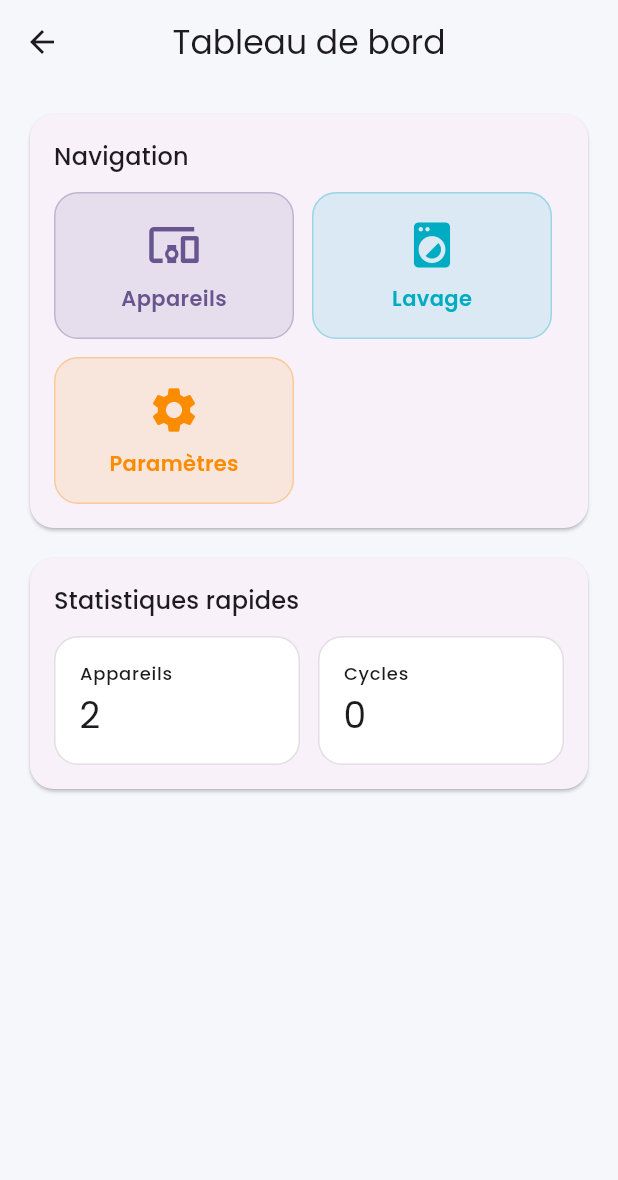
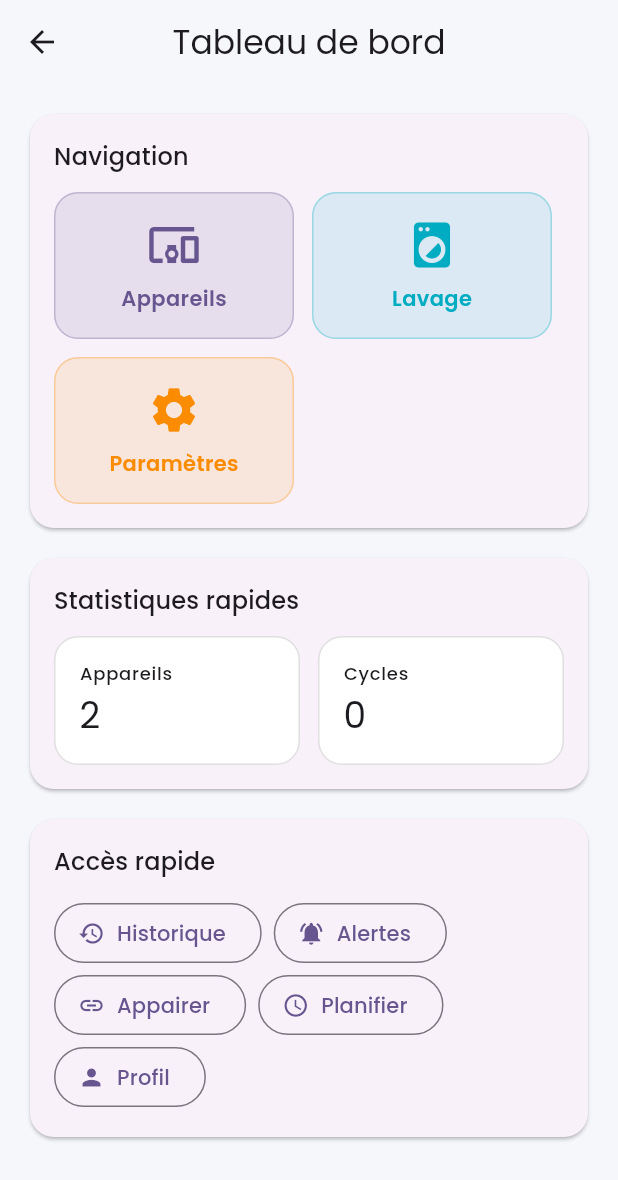
Before and after one commit to LMouhssine/fruitwash-iot, a Flutter app: the DashboardScreen screen opened by its route, on a phone screen of 412 x 824 dp. Shown: the top 1180 px of the screen. Run offline on Flutter 3.47's test engine with Material 3 defaults, Android fonts, the light colour scheme and no system bars; our stand-ins replace google_fonts.

Commit message:
feat(front): add mock-based screens (register, history, alerts, pairing, schedule, profile) and wire routes; enhance dashboard quick actions

```diff
--- a/lib/core/routing/app_router.dart
+++ b/lib/core/routing/app_router.dart
@@ -5,6 +5,12 @@ import '../../features/devices/presentation/device_detail_screen.dart';
 import '../../features/wash/presentation/wash_screen.dart';
 import '../../features/settings/presentation/settings_screen.dart';
 import '../../features/auth/presentation/login_screen.dart';
+import '../../features/auth/presentation/register_screen.dart';
+import '../../features/history/presentation/history_screen.dart';
+import '../../features/alerts/presentation/alerts_screen.dart';
+import '../../features/pairing/presentation/pair_device_screen.dart';
+import '../../features/schedule/presentation/schedule_screen.dart';
+import '../../features/profile/presentation/profile_screen.dart';
 
 class AppRouter {
   static const String initialRoute = '/';
@@ -15,6 +21,12 @@ class AppRouter {
         '/devices': (context) => const DevicesScreen(),
         '/wash': (context) => const WashScreen(),
         '/settings': (context) => const SettingsScreen(),
+        '/register': (context) => const RegisterScreen(),
+        '/history': (context) => const HistoryScreen(),
+        '/alerts': (context) => const AlertsScreen(),
+        '/pair': (context) => const PairDeviceScreen(),
+        '/schedule': (context) => const ScheduleScreen(),
+        '/profile': (context) => const ProfileScreen(),
       };
 
   static Route<dynamic> onGenerateRoute(RouteSettings settings) {
--- a/lib/features/auth/presentation/login_screen.dart
+++ b/lib/features/auth/presentation/login_screen.dart
@@ -51,6 +51,10 @@ class LoginScreen extends StatelessWidget {
                       }
                     },
                   ),
+                  TextButton(
+                    onPressed: () => Navigator.of(context).pushNamed('/register'),
+                    child: const Text('Créer un compte'),
+                  ),
                 ],
               ),
             ),
--- a/lib/features/dashboard/presentation/dashboard_screen.dart
+++ b/lib/features/dashboard/presentation/dashboard_screen.dart
@@ -25,13 +25,27 @@ class DashboardScreen extends StatelessWidget {
             ),
           ),
           const SizedBox(height: 12),
-          const SectionCard(
+          SectionCard(
             title: 'Statistiques rapides',
             child: Row(
-              children: [
+              children: const [
                 Expanded(child: _StatTile(label: 'Appareils', value: '2')),
                 SizedBox(width: 12),
                 Expanded(child: _StatTile(label: 'Cycles', value: '0')),
+              ],
+            ),
+          ),
+          SizedBox(height: 12),
+          SectionCard(
+            title: 'Accès rapide',
+            child: Wrap(
+              spacing: 8,
+              children: const [
+                _QuickButton(label: 'Historique', icon: Icons.history, route: '/history'),
+                _QuickButton(label: 'Alertes', icon: Icons.notifications_active, route: '/alerts'),
+                _QuickButton(label: 'Appairer', icon: Icons.link, route: '/pair'),
+                _QuickButton(label: 'Planifier', icon: Icons.schedule, route: '/schedule'),
+                _QuickButton(label: 'Profil', icon: Icons.person, route: '/profile'),
               ],
             ),
           ),
@@ -98,3 +112,19 @@ class _StatTile extends StatelessWidget {
     );
   }
 }
+
+class _QuickButton extends StatelessWidget {
+  const _QuickButton({required this.label, required this.icon, required this.route});
+  final String label;
+  final IconData icon;
+  final String route;
+
+  @override
+  Widget build(BuildContext context) {
+    return OutlinedButton.icon(
+      onPressed: () => Navigator.pushNamed(context, route),
+      icon: Icon(icon),
+      label: Text(label),
+    );
+  }
+}
```
Also changed, not shown: lib/core/mock/mock_data.dart (added, +16 -0 lines), lib/features/alerts/presentation/alerts_screen.dart (added, +45 -0 lines), lib/features/auth/presentation/register_screen.dart (added, +61 -0 lines), lib/features/history/presentation/history_screen.dart (added, +36 -0 lines), lib/features/pairing/presentation/pair_device_screen.dart (added, +51 -0 lines), lib/features/profile/presentation/profile_screen.dart (added, +35 -0 lines), lib/features/schedule/presentation/schedule_screen.dart (added, +55 -0 lines), 1 other file.
